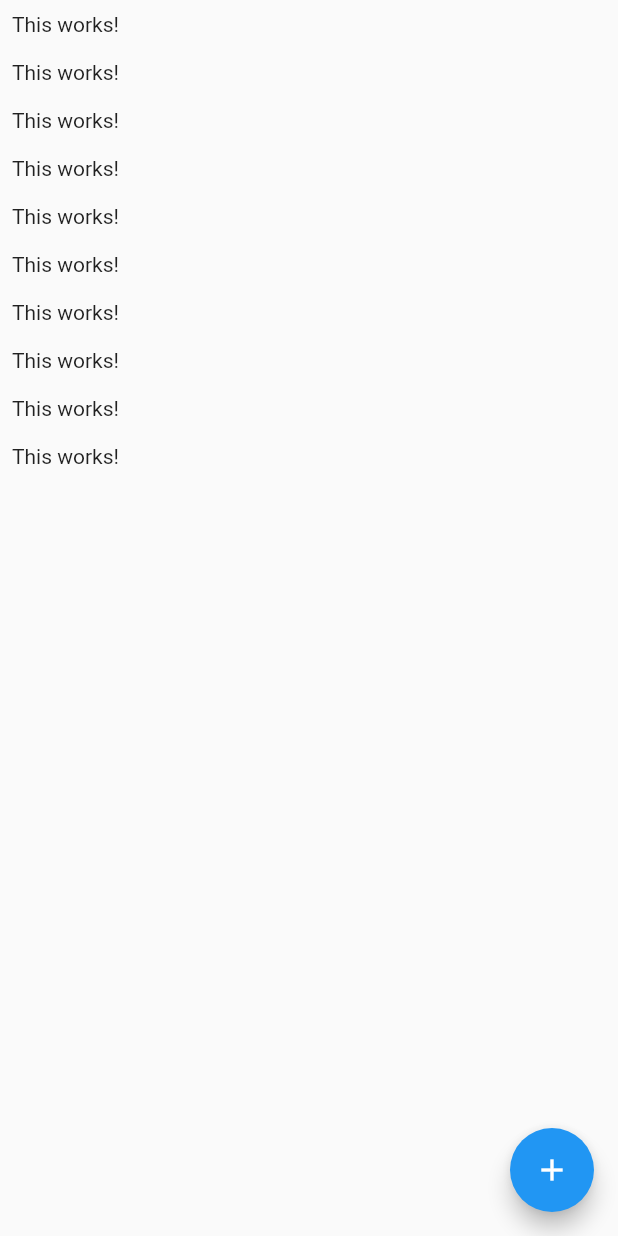
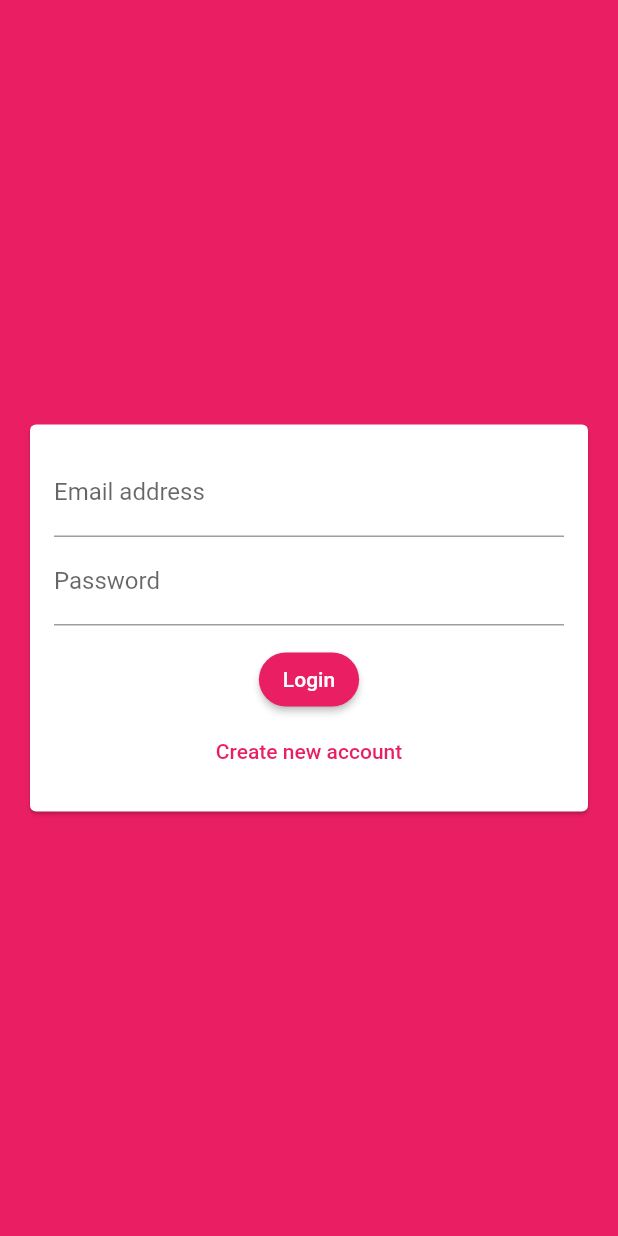
Before and after one commit to joebed/flutter_chat, a Flutter app: the screen it shows after launch, on a phone screen of 412 x 824 dp. Run offline on Flutter 3.47's test engine with Material 2 defaults, Android fonts, the phone set to English and light mode, and no system bars; our stand-ins replace cloud_firestore, firebase_auth; accounts and stored records are empty.

Commit message:
more stuff

```diff
--- a/lib/main.dart
+++ b/lib/main.dart
@@ -1,6 +1,8 @@
+import 'package:firebase_auth/firebase_auth.dart';
 import 'package:flutter/material.dart';
 
 import 'package:chat/screens/chat_screen.dart';
+import 'package:chat/screens/auth_screen.dart';
 
 void main() {
   runApp(MyApp());
@@ -12,9 +14,32 @@ class MyApp extends StatelessWidget {
     return MaterialApp(
       title: 'FlutterChat',
       theme: ThemeData(
-        primarySwatch: Colors.blue,
+        primarySwatch: Colors.pink,
+        backgroundColor: Colors.pink,
+        accentColor: Colors.deepPurple,
+        accentColorBrightness: Brightness.dark,
+        elevatedButtonTheme: ElevatedButtonThemeData(
+          style: ElevatedButton.styleFrom(
+            primary: Colors.pink,
+            shape: RoundedRectangleBorder(
+              borderRadius: BorderRadius.circular(20),
+            ),
+          ),
+        ),
+        textButtonTheme: TextButtonThemeData(
+          style: TextButton.styleFrom(primary: Colors.pink),
+        ),
       ),
-      home: ChatScreen(),
+      home: StreamBuilder(
+        stream: FirebaseAuth.instance.onAuthStateChanged,
+        builder: (ctx, userSnapshot) {
+          //hasData reveals if we have a token
+          if (userSnapshot.hasData) {
+            return ChatScreen();
+          }
+          return AuthScreen();
+        },
+      ),
     );
   }
 }
--- a/lib/screens/auth_screen.dart
+++ b/lib/screens/auth_screen.dart
@@ -1 +1,77 @@
 import 'package:flutter/material.dart';
+import 'package:firebase_auth/firebase_auth.dart';
+import 'package:flutter/services.dart';
+import 'package:cloud_firestore/cloud_firestore.dart';
+
+import '../widgets/auth_form.dart';
+
+class AuthScreen extends StatefulWidget {
+  @override
+  _AuthScreenState createState() => _AuthScreenState();
+}
+
+class _AuthScreenState extends State<AuthScreen> {
+  final _auth = FirebaseAuth.instance;
+  var _isLoading = false;
+
+  void _submitAuthForm(
+    String email,
+    String password,
+    String username,
+    bool isLogin,
+  ) async {
+    AuthResult authResult;
+
+    try {
+      setState(() {
+        _isLoading = true;
+      });
+      if (isLogin) {
+        authResult = await _auth.signInWithEmailAndPassword(
+          email: email,
+          password: password,
+        );
+      } else {
+        authResult = await _auth.createUserWithEmailAndPassword(
+          email: email,
+          password: password,
+        );
+        //THIS IS IMPORTANT! Creates and forms the user class
+        await Firestore.instance
+            .collection('users')
+            .document(authResult.user.uid)
+            .setData({
+          'username': username,
+          'email': email,
+        });
+      }
+    } on PlatformException catch (err) {
+      var message = 'An error occurred, please check your credentials.';
+
+      if (err.message != null) {
+        message = err.message;
+      }
+
+      ScaffoldMessenger.of(context).showSnackBar(SnackBar(
+        content: Text(message),
+        backgroundColor: Theme.of(context).errorColor,
+      ));
+      setState(() {
+        _isLoading = false;
+      });
+    } catch (err) {
+      print(err);
+      setState(() {
+        _isLoading = false;
+      });
+    }
+  }
+
+  @override
+  Widget build(BuildContext context) {
+    return Scaffold(
+      backgroundColor: Theme.of(context).primaryColor,
+      body: AuthForm(_submitAuthForm, _isLoading),
+    );
+  }
+}
--- /dev/null
+++ b/lib/widgets/auth_form.dart
@@ -0,0 +1,122 @@
+import 'package:flutter/material.dart';
+
+class AuthForm extends StatefulWidget {
+  AuthForm(this.submitFn, this.isLoading);
+
+  final bool isLoading;
+  final void Function(
+    String email,
+    String password,
+    String username,
+    bool isLogin,
+  ) submitFn;
+
+  @override
+  _AuthFormState createState() => _AuthFormState();
+}
+
+class _AuthFormState extends State<AuthForm> {
+  final _formKey = GlobalKey<FormState>();
+  var _isLogin = true;
+  String _userEmail = '';
+  String _userUsername = '';
+  String _userPassword = '';
+
+  void _trySubmit() {
+    final isValid = _formKey.currentState.validate();
+    FocusScope.of(context).unfocus();
+
+    if (isValid) {
+      _formKey.currentState.save();
+      //Use those values to send to auth request
+      widget.submitFn(
+        _userEmail.trim(),
+        _userPassword.trim(),
+        _userUsername.trim(),
+        _isLogin,
+      );
+    }
+  }
+
+  @override
+  Widget build(BuildContext context) {
+    return Center(
+      child: Card(
+        margin: EdgeInsets.all(20),
+        child: SingleChildScrollView(
+          child: Padding(
+            padding: EdgeInsets.all(16),
+            child: Form(
+              key: _formKey,
+              child: Column(
+                mainAxisSize: MainAxisSize.min,
+                children: <Widget>[
+                  TextFormField(
+                    key: ValueKey('email'),
+                    validator: (value) {
+                      if (value.isEmpty || !value.contains('@')) {
+                        return 'Enter a valid email address.';
+                      }
+                      return null;
+                    },
+                    keyboardType: TextInputType.emailAddress,
+                    decoration: InputDecoration(labelText: 'Email address'),
+                    onSaved: (value) {
+                      _userEmail = value;
+                    },
+                  ),
+                  if (!_isLogin)
+                    TextFormField(
+                      key: ValueKey('username'),
+                      validator: (value) {
+                        if (value.isEmpty || value.length < 4) {
+                          return '4 letters min for a name pal';
+                        }
+                        return null;
+                      },
+                      decoration: InputDecoration(labelText: 'Username'),
+                      onSaved: (value) {
+                        _userUsername = value;
+                      },
+                    ),
+                  TextFormField(
+                    key: ValueKey('password'),
+                    validator: (value) {
+                      if (value.isEmpty || value.length < 7) {
+                        return 'Weak sauce password';
+                      }
+                      return null;
+                    },
+                    decoration: InputDecoration(labelText: 'Password'),
+                    obscureText: true,
+                    onSaved: (value) {
+                      _userPassword = value;
+                    },
+                  ),
+                  SizedBox(height: 12),
+                  if (widget.isLoading) CircularProgressIndicator(),
+                  if (!widget.isLoading)
+                    ElevatedButton(
+                      child: Text(_isLogin ? 'Login' : 'Signup'),
+                      onPressed: _trySubmit,
+                    ),
+                  if (!widget.isLoading)
+                    TextButton(
+                      child: Text(_isLogin
+                          ? 'Create new account'
+                          : 'I already have an account'),
+                      onPressed: () {
+                        setState(() {
+                          _isLogin = !_isLogin;
+                        });
+                      },
+                    ),
+                ],
+              ),
+            ),
+          ),
+        ),
+      ),
+    );
+  }
+}
--- a/pubspec.yaml
+++ b/pubspec.yaml
@@ -24,6 +24,7 @@ dependencies:
   flutter:
     sdk: flutter
   cloud_firestore: ^0.13.5
+  firebase_auth: ^0.16.1
 
 
   # The following adds the Cupertino Icons font to your application.
```
Also changed, not shown: lib/screens/chat_screen.dart (+49 -11 lines), lib/widgets/chat/message_bubble.dart (added, +42 -0 lines), lib/widgets/chat/messages.dart (added, +53 -0 lines), lib/widgets/chat/new_message.dart (added, +54 -0 lines), pubspec.lock, 3 other files.
